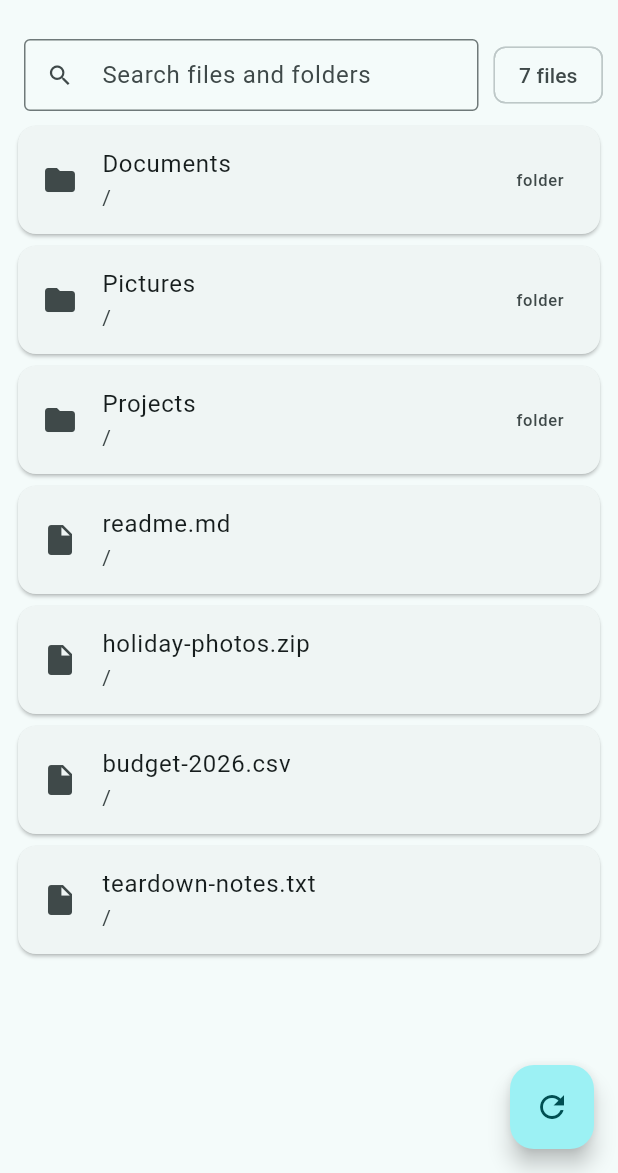
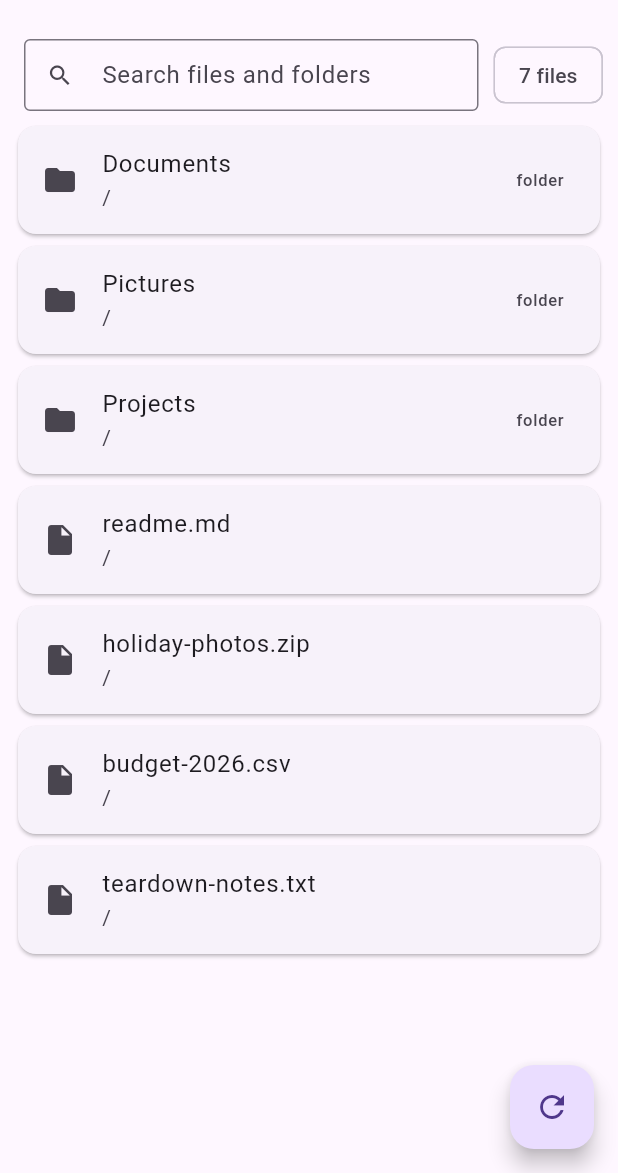
Before and after one commit to yawala-siwala/yawala-files, a Flutter app: the screen it shows after launch, on a phone screen of 412 x 824 dp, the part 63-1236 px from its top. Run offline on Flutter 3.47's test engine with Material 3 defaults, Android fonts, the phone set to English and light mode, and no system bars; missing offline and left inert: yawala_core.

Commit message:
feat(app): adopt yawala-core Material 3 theme (light + dark)
- drop locally hand-rolled ThemeData in app.dart
- consume buildYawalaTheme with the app seed (YawalaColors.files) from yawala-core
- register darkTheme + ThemeMode.system so dark mode ships by default

```diff
--- a/lib/app.dart
+++ b/lib/app.dart
@@ -1,4 +1,6 @@
 import 'package:flutter/material.dart';
+
+import 'package:yawala_core/yawala_core.dart';
 
 import 'state/app_state.dart';
 import 'ui/screens/home_screen.dart';
@@ -14,12 +16,12 @@ class YawalaApp extends StatelessWidget {
     return MaterialApp(
       title: 'Yawala Files',
       debugShowCheckedModeBanner: false,
-      theme: ThemeData(
-        useMaterial3: true,
-        colorScheme: ColorScheme.fromSeed(
-          seedColor: const Color(0xFF00696C),
-        ),
+      theme: buildYawalaTheme(seedColor: YawalaColors.files),
+      darkTheme: buildYawalaTheme(
+        brightness: Brightness.dark,
+        seedColor: YawalaColors.files,
       ),
+      themeMode: ThemeMode.system,
       home: FilesHomeScreen(state: state),
     );
   }
```
